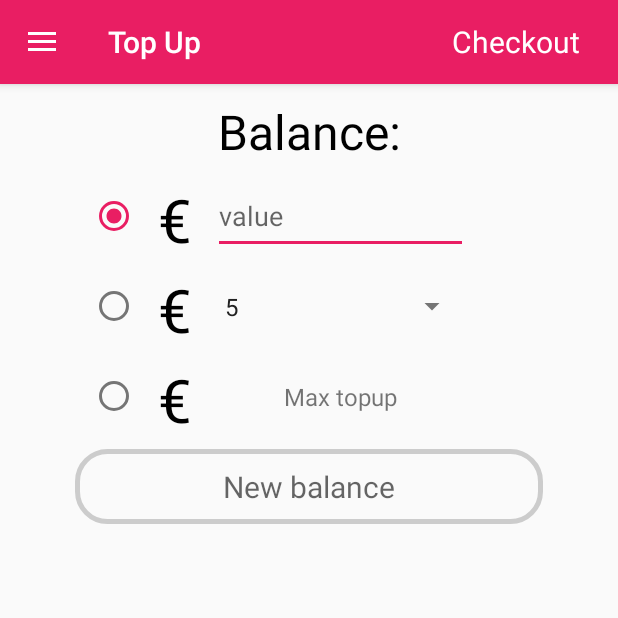
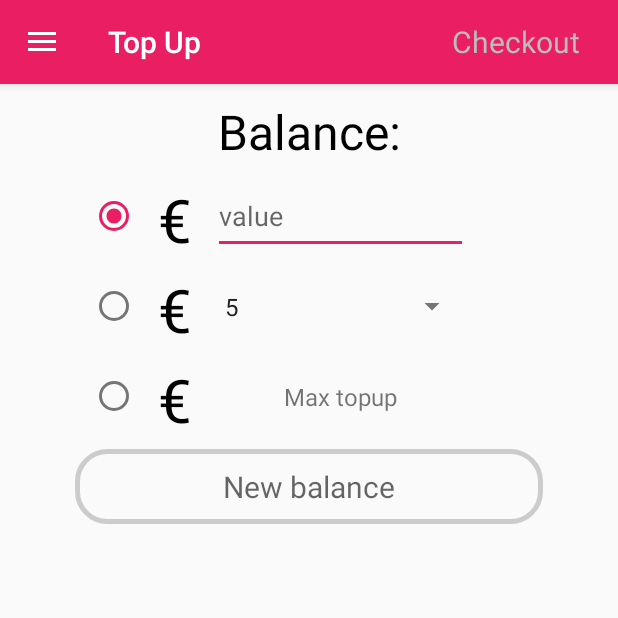
Before and after one commit to Mschoot1/OrderApp, an Android app: the TopUpActivity screen opened directly, with no data from a screen before it, after a tap on an icon or button, on a phone screen of 412 x 824 dp, the top half of it. Run offline under Robolectric (Android 15) with nearby library versions, the phone set to English and light mode, and no system bars.

Commit message:
Channged TopUp activity & Toolbar topup

```diff
--- a/app/src/main/java/com/example/marni/orderapp/Presentation/Activities/TopUpActivity.java
+++ b/app/src/main/java/com/example/marni/orderapp/Presentation/Activities/TopUpActivity.java
@@ -272,7 +272,7 @@ public class TopUpActivity extends AppCompatActivity implements NavigationView.O
     @Override
     public void onResetBalance(double balance) {
         textview_newbalance.setText("");
-        payment.setTextColor(getResources().getColor(R.color.colorWhite));
+        payment.setTextColor(getResources().getColor(R.color.backgroundcategoryheaders));
         payment.setEnabled(false);
     }
 
@@ -319,7 +319,7 @@ public class TopUpActivity extends AppCompatActivity implements NavigationView.O
     @Override
     public void onCheckPayment(String check) {
         if(check.equals("succes")) {
-            payment.setTextColor(getResources().getColor(R.color.black_text));
+            payment.setTextColor(getResources().getColor(R.color.colorWhite));
             payment.setEnabled(true);
         } else if (check.equals("zero")){
             payment.setEnabled(false);
--- a/app/src/main/res/layout/toolbar_topup.xml
+++ b/app/src/main/res/layout/toolbar_topup.xml
@@ -22,7 +22,7 @@
             android:layout_marginRight="25dp"
             android:layout_marginEnd="25dp"
             android:text="Checkout"
-            android:textColor="#FFF"/>
+            android:textColor="@color/backgroundcategoryheaders"/>
 
     </android.support.v7.widget.Toolbar>
 
```
